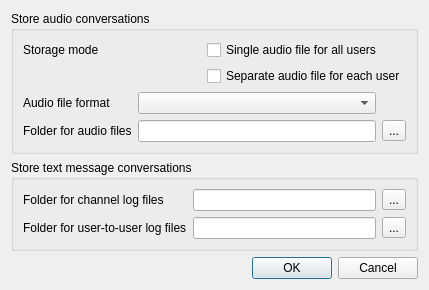
Old version of the form Client/qtTeamTalk/mediastorage.ui in the repository BearWare/TeamTalk5.
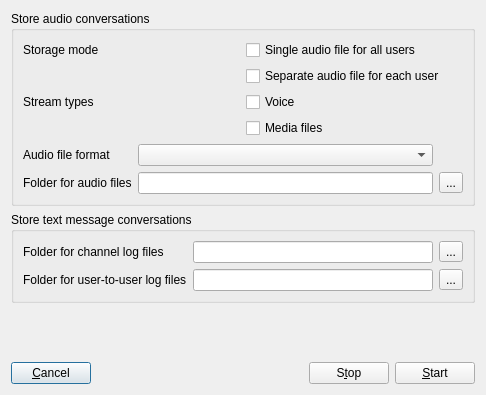
New version of the form.

Commit message: Select stream type for audio recordings

Patch:
```diff
--- a/Client/qtTeamTalk/mediastorage.ui
+++ b/Client/qtTeamTalk/mediastorage.ui
@@ -6,8 +6,8 @@
    <rect>
     <x>0</x>
     <y>0</y>
-    <width>429</width>
-    <height>288</height>
+    <width>486</width>
+    <height>395</height>
    </rect>
   </property>
   <property name="windowTitle">
@@ -48,6 +48,34 @@
         </item>
        </layout>
       </item>
+      <item>
+       <layout class="QGridLayout" name="gridLayout_4">
+        <item row="0" column="0">
+         <widget class="QLabel" name="label_6">
+          <property name="text">
+           <string>Stream types</string>
+          </property>
+          <property name="buddy">
+           <cstring>voicestreamCheckBox</cstring>
+          </property>
+         </widget>
+        </item>
+        <item row="0" column="1">
+         <widget class="QCheckBox" name="voicestreamCheckBox">
+          <property name="text">
+           <string>Voice</string>
+          </property>
+         </widget>
+        </item>
+        <item row="1" column="1">
+         <widget class="QCheckBox" name="mediafileCheckBox">
+          <property name="text">
+           <string>Media files</string>
+          </property>
+         </widget>
+        </item>
+       </layout>
+      </item>
       <item>
        <layout class="QGridLayout" name="gridLayout_2">
         <item row="0" column="0">
@@ -151,14 +179,42 @@
     </spacer>
    </item>
    <item>
-    <widget class="QDialogButtonBox" name="buttonBox">
-     <property name="orientation">
-      <enum>Qt::Horizontal</enum>
-     </property>
-     <property name="standardButtons">
-      <set>QDialogButtonBox::Cancel|QDialogButtonBox::Ok</set>
-     </property>
-    </widget>
+    <layout class="QHBoxLayout" name="horizontalLayout">
+     <item>
+      <widget class="QPushButton" name="cancelButton">
+       <property name="text">
+        <string>&amp;Cancel</string>
+       </property>
+      </widget>
+     </item>
+     <item>
+      <spacer name="horizontalSpacer">
+       <property name="orientation">
+        <enum>Qt::Horizontal</enum>
+       </property>
+       <property name="sizeHint" stdset="0">
+        <size>
+         <width>40</width>
+         <height>20</height>
+        </size>
+       </property>
+      </spacer>
+     </item>
+     <item>
+      <widget class="QPushButton" name="stopButton">
+       <property name="text">
+        <string>S&amp;top</string>
+       </property>
+      </widget>
+     </item>
+     <item>
+      <widget class="QPushButton" name="startButton">
+       <property name="text">
+        <string>&amp;Start</string>
+       </property>
+      </widget>
+     </item>
+    </layout>
    </item>
   </layout>
  </widget>
```
Left out of the diff: 43 changed lines with no effect on the pictures. The commit also changes 5 other files.
